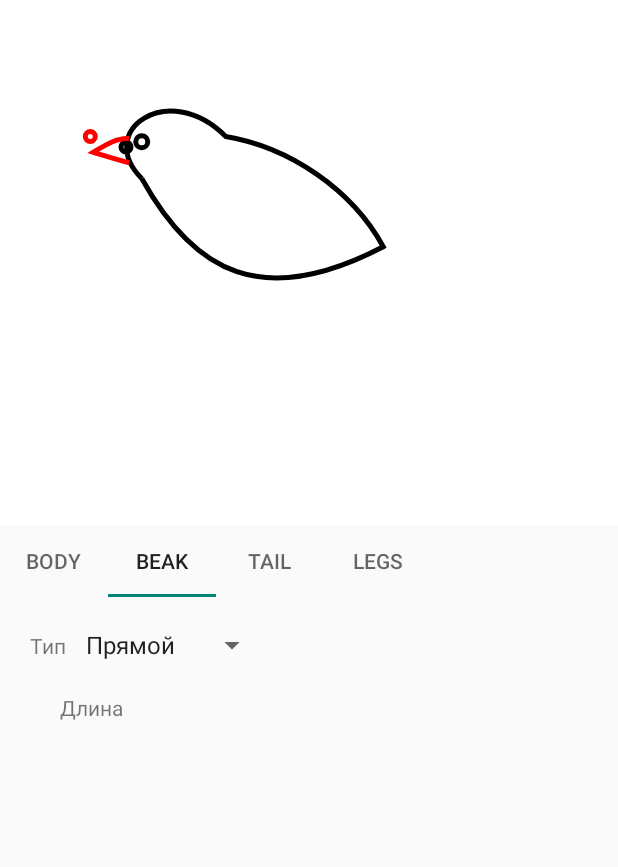
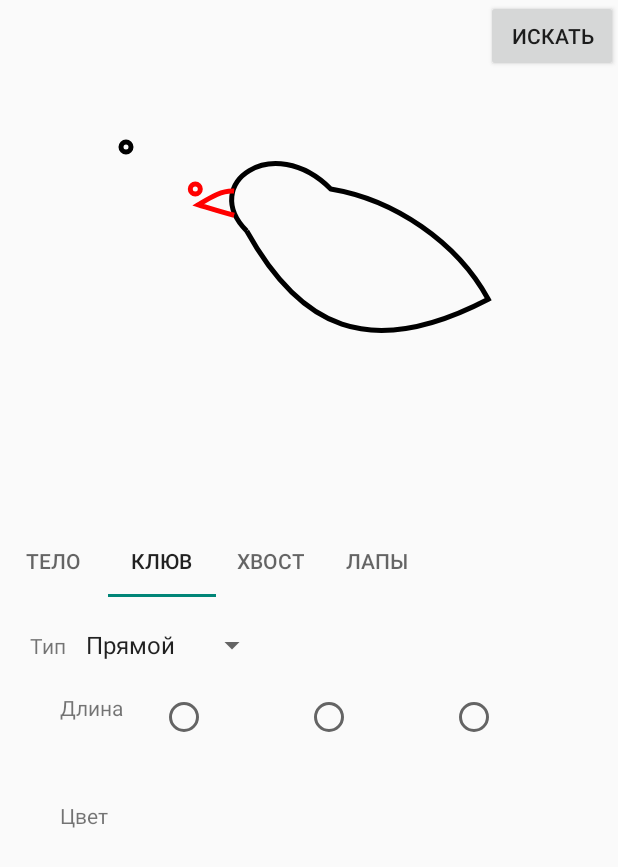
Before and after one commit to belyanka/finder, an Android app: the SearchActivity screen opened directly, with no data from a screen before it, tab 2 chosen, on a phone screen of 412 x 824 dp. Shown: the top 867 px of the screen. Run offline under Robolectric (Android 15) with nearby library versions, the phone set to English and light mode, and no system bars.

Commit message:
смена формы тела

```diff
--- a/app/src/main/java/com/birb/finder/RobotView.java
+++ b/app/src/main/java/com/birb/finder/RobotView.java
@@ -29,17 +29,17 @@ public class RobotView extends View {
     @Override
     protected void onDraw(Canvas canvas) {
         super.onDraw(canvas);
-        canvas.drawColor(Color.WHITE);
+        //canvas.drawColor(Color.WHITE);
 
         float unitX = mBounds.width()/50;
         float unitY = mBounds.height()/50;
+        float offsetX = 10*unitX;
+        float offsetY = 5*unitY;
 
-
-        shape= this.shapeShifter.loadInitialBody(unitX,unitY,0,0);
+        shape = this.shapeShifter.getCurrentBodyShape(unitX,unitY,offsetX,offsetY);
         shape.paint(canvas);
 
-        beak=this.shapeShifter.loadInitialBeak();
-        beak.setContour(unitX,unitY,shape.getBeakConnection());
+        beak=this.shapeShifter.getCurrentBeakShape(unitX,unitY,shape.getBeakConnection().x*unitX + offsetX, shape.getBeakConnection().y*unitY + offsetY);
         beak.paint(canvas);
     }
 
@@ -72,4 +72,9 @@ public class RobotView extends View {
         this.shapeShifter.setBodyType(typeId);
         this.invalidate();
     }
+
+    public void changeBeakType(int typeId){
+        this.shapeShifter.setBeakType(typeId);
+        this.invalidate();
+    }
 }
--- a/app/src/main/java/com/birb/finder/SearchActivity.java
+++ b/app/src/main/java/com/birb/finder/SearchActivity.java
@@ -32,10 +32,10 @@ public class SearchActivity extends AppCompatActivity implements BodyDataChangeL
         beakFragment.setListener(this);
         bodyFragment.setContext(this);
 
-        adapter.addFragment(bodyFragment, "Body");
-        adapter.addFragment(beakFragment, "Beak");
-        adapter.addFragment(new SimpleFragment(), "Tail");
-        adapter.addFragment(new SimpleFragment(), "Legs");
+        adapter.addFragment(bodyFragment, "Тело");
+        adapter.addFragment(beakFragment, "Клюв");
+        adapter.addFragment(new SimpleFragment(), "Хвост");
+        adapter.addFragment(new SimpleFragment(), "Лапы");
 
         viewPager.setAdapter(adapter);
         tabLayout.setupWithViewPager(viewPager);
@@ -44,6 +44,7 @@ public class SearchActivity extends AppCompatActivity implements BodyDataChangeL
     @Override
     public void setBodyType(int type) {
         Toast.makeText(this,"Choose " + type,Toast.LENGTH_SHORT).show();
+        this.robotView.changeBodyType(type);
     }
 
     @Override
--- a/app/src/main/java/com/birb/finder/ShapeShifter.java
+++ b/app/src/main/java/com/birb/finder/ShapeShifter.java
@@ -1,5 +1,8 @@
 package com.birb.finder;
 
+
+import android.graphics.Path;
+import android.graphics.PointF;
 
 import com.birb.finder.Shapes.BeakShape;
 import com.birb.finder.Shapes.BodyShape;
@@ -7,24 +10,96 @@ import com.birb.finder.Shapes.BodyShape;
 public class ShapeShifter {
 
     private BodyShape currentBodyShape;
+    private BeakShape currentBeakShape;
+    private int bodyType;
+    private int beakType;
 
     public ShapeShifter(){
+
         currentBodyShape=new BodyShape();
+        currentBeakShape=new BeakShape();
+        bodyType=0;
+        beakType=0;
     }
-    public BodyShape loadInitialBody(float unitX, float unitY, int offsetX, int offsetY){
-        currentBodyShape.setContour(unitX,unitY,offsetX,offsetY);
+
+
+    public void setBodyType(int type){
+
+        this.bodyType = type;
+    }
+
+    public void setBeakType(int type){
+        this.beakType = type;
+    }
+
+    public BodyShape getCurrentBodyShape(float unitX, float unitY, float offsetX, float offsetY){
+        switch(bodyType){
+            case 0:
+                PointF beakConnection0 = new PointF(12f,14f);
+                Path path0 = new Path();
+                path0.moveTo(offsetX + unitX*13.5f, offsetY + unitY*17);
+                path0.cubicTo(offsetX + unitX*9f, offsetY + unitY*12.5f,
+                        offsetX + unitX*16f, offsetY + unitY*7.5f, offsetX + unitX*21.5f, offsetY + unitY*13f);
+                path0.cubicTo(offsetX+unitX*27.5f,offsetY+unitY*14,offsetX+unitX*33.5f,offsetY+unitY*18,
+                        offsetX+unitX*36.5f,offsetY+unitY*23.5f);
+                path0.cubicTo(offsetX+unitX*25,offsetY+unitY*29.5f,offsetX+unitX*18.5f,offsetY+unitY*26,
+                        offsetX+unitX*13.5f,offsetY+unitY*17);
+                path0.addCircle(beakConnection0.x*unitX,beakConnection0.y*unitY,5, Path.Direction.CCW);
+                //path0.addCircle(13.5f*unitX, 13.5f*unitY,6,Path.Direction.CCW);
+
+                currentBodyShape.setContour(path0);
+                currentBodyShape.setBeakConnection(beakConnection0);
+                break;
+            case 1:
+                PointF beakConnection1 = new PointF(4.5f,3.6f);
+                Path path1 = new Path();
+                path1.moveTo(offsetX + unitX*4.5f,offsetY+unitY*3.6f);
+                path1.cubicTo(offsetX+unitX*4.5f,offsetY+unitY*3.6f,offsetX+unitX*4.7f,offsetY+unitY*0.9f,
+                        offsetX+unitX*9f,offsetY+unitY*2.3f);
+                path1.cubicTo(offsetX+unitX*11.3f,offsetY+unitY*4.6f,offsetX+unitX*11.6f,offsetY+unitY*8.9f,
+                        offsetX+unitX*10f,offsetY+unitY*14f);
+                path1.cubicTo(offsetX+unitX*8.9f,offsetY+unitY*17.3f,offsetX+unitX*3.7f,offsetY+unitY*19.6f,
+                        offsetX+unitX*10.2f, offsetY+unitY*20.2f);
+                path1.cubicTo(offsetX+unitX*19f,offsetY+unitY*18.3f,offsetX+unitX*22.6f,offsetY+unitY*23.9f,
+                        offsetX+unitX*22.9f,offsetY+unitY*24.3f);
+                path1.cubicTo(offsetX+unitX*26.5f,offsetY+unitY*29.7f,offsetX+unitX*20.9f,offsetY+unitY*29.7f,
+                        offsetX+unitX*17.5f,offsetY+unitY*30f);
+                path1.cubicTo(offsetX+unitX*11.4f,offsetY+unitY*29.9f,offsetX+unitX*4.8f,offsetY+unitY*27.9f,
+                        offsetX+unitX*2.5f,offsetY+unitY*23.9f);
+                path1.cubicTo(offsetX+unitX*0.2f,offsetY+unitY*19.5f,offsetX+unitX*2.3f,offsetY+unitY*17.4f,
+                        offsetX+unitX*3.9f,offsetY+unitY*16.4f);
+                path1.cubicTo(offsetX+unitX*4.1f,offsetY+unitY*16.3f,offsetX+unitX*10.5f,offsetY+unitY*12.1f,
+                        offsetX+unitX*7.9f,offsetY+unitY*5.4f);
+                path1.cubicTo(offsetX+unitX*7.6f,offsetY+unitY*4.4f,offsetX+unitX*4.9f,offsetY+unitY*6.2f,
+                        offsetX+unitX*4.5f,offsetY+unitY*3.6f);
+                path1.addCircle(beakConnection1.x*unitX,beakConnection1.y*unitY,5, Path.Direction.CCW);
+
+                currentBodyShape.setContour(path1);
+                currentBodyShape.setBeakConnection(beakConnection1);
+                break;
+        }
         return currentBodyShape;
     }
 
-    public BeakShape loadInitialBeak(){
-        return new BeakShape();
-    }
+    public BeakShape getCurrentBeakShape(float unitX, float unitY, float bodyX, float bodyY){
+        switch (beakType){
+            case 0:
+                PointF connectionPoint = new PointF(3.4f, 1f);
+                Path path0 = new Path();
+                float offsetX = bodyX - connectionPoint.x * unitX;
+                float offsetY = bodyY - connectionPoint.y * unitY;
+                path0.moveTo(offsetX + unitX * 3.7f, offsetY + unitY * 0.2f);
+                path0.cubicTo(offsetX + unitX * 2.5f, offsetY + unitY * 0.1f,
+                        offsetX + unitX * 1.3f, offsetY + unitY * 0.9f, offsetX + unitX * 0.3f, offsetY + unitY * 1.5f);
+                path0.cubicTo(offsetX + unitX * 1.6f, offsetY + unitY * 1.9f,
+                        offsetX + unitX * 2.2f, offsetY + unitY * 2.1f, offsetX + unitX * 3.7f, offsetY + unitY * 2.5f);
+                path0.addCircle(offsetX, offsetY, 5, Path.Direction.CCW);
 
-    public void setBodyType(int type){
+                currentBeakShape.setContour(path0);
+                currentBeakShape.setConnectionPoint(connectionPoint);
+                break;
+        }
 
-    }
-
-    public void setBeakType(int type){
-
+        return currentBeakShape;
     }
 }
--- a/app/src/main/java/com/birb/finder/Shapes/BeakShape.java
+++ b/app/src/main/java/com/birb/finder/Shapes/BeakShape.java
@@ -9,7 +9,7 @@ import android.graphics.PointF;
 
 public class BeakShape extends Shape {
 
-    private PointF connectionPoint = new PointF(3.4f,1f);
+    private PointF connectionPoint = new PointF(3.4f, 1f);
 
     @Override
     public void paint(Canvas canvas) {
@@ -17,22 +17,14 @@ public class BeakShape extends Shape {
         paint.setColor(Color.RED);
         paint.setStyle(Paint.Style.STROKE);
         paint.setStrokeWidth(5);
-        canvas.drawPath(contour,paint);
+        canvas.drawPath(contour, paint);
     }
 
-    public void setContour(float unitX, float unitY, PointF body){
-        this.contour = new Path();
-        float offsetX =(body.x-connectionPoint.x)*unitX;
-        float offsetY = (body.y-connectionPoint.y)*unitY;
-        this.contour.moveTo(offsetX+unitX*3.7f,offsetY+unitY*0.2f);
-        this.contour.cubicTo(offsetX+unitX*2.5f,offsetY+unitY*0.1f,
-                offsetX+unitX*1.3f, offsetY+unitY*0.9f, offsetX+unitX*0.3f, offsetY+unitY*1.5f);
-        this.contour.cubicTo(offsetX+unitX*1.6f,offsetY+unitY*1.9f,
-                offsetX+unitX*2.2f,offsetY+unitY*2.1f,offsetX+unitX*3.7f,offsetY+unitY*2.5f);
-        this.contour.addCircle(offsetX,offsetY,5, Path.Direction.CCW);
+    public void setContour(Path path) {
+        this.contour = path;
     }
 
-    public void setConnectionPoint(PointF point){
-        this.connectionPoint=point;
+    public void setConnectionPoint(PointF point) {
+        this.connectionPoint = point;
     }
 }
--- a/app/src/main/java/com/birb/finder/Shapes/BodyShape.java
+++ b/app/src/main/java/com/birb/finder/Shapes/BodyShape.java
@@ -19,17 +19,8 @@ public class BodyShape extends Shape {
         canvas.drawPath(contour,paint);
     }
 
-    public void setContour(float unitX, float unitY, int offsetX, int offsetY){
-        this.contour = new Path();
-        this.contour.moveTo(offsetX + unitX*13.5f, offsetY + unitY*17);
-        this.contour.cubicTo((float)offsetX + unitX*9, (float)offsetY + unitY*12.5f,
-                (float)offsetX + unitX*16f, (float)offsetY + unitY*7.5f, (float)offsetX + unitX*21.5f, (float)offsetY + unitY*13);
-        this.contour.cubicTo(offsetX+unitX*27.5f,offsetY+unitY*14,offsetX+unitX*33.5f,offsetY+unitY*18,
-                offsetX+unitX*36.5f,offsetY+unitY*23.5f);
-        this.contour.cubicTo(offsetX+unitX*25,offsetY+unitY*29.5f,offsetX+unitX*18.5f,offsetY+unitY*26,
-                offsetX+unitX*13.5f,offsetY+unitY*17);
-        this.contour.addCircle(beakConnection.x*unitX,beakConnection.y*unitY,5, Path.Direction.CCW);
-        this.contour.addCircle(13.5f*unitX, 13.5f*unitY,6,Path.Direction.CCW);
+    public void setContour(Path path){
+        this.contour = path;
     }
 
     public void setTexture(){
@@ -39,4 +30,8 @@ public class BodyShape extends Shape {
     public PointF getBeakConnection(){
         return beakConnection;
     }
+
+    public void setBeakConnection(PointF point){
+        this.beakConnection=point;
+    }
 }
--- /dev/null
+++ b/app/src/main/java/com/birb/finder/Shapes/LegShape.java
@@ -0,0 +1,4 @@
+package com.birb.finder.Shapes;
+
+public class LegShape extends Shape{
+}
--- a/app/src/main/res/layout/beak_fragment.xml
+++ b/app/src/main/res/layout/beak_fragment.xml
@@ -8,32 +8,75 @@
         android:layout_height="wrap_content"
         android:orientation="vertical"
         android:padding="20dp">
+
         <LinearLayout
             android:layout_width="match_parent"
             android:layout_height="wrap_content"
             android:orientation="horizontal">
+
             <TextView
+                android:id="@+id/beakTypeText"
                 android:layout_width="wrap_content"
-                android:id="@+id/beakTypeText"
-                android:text="Тип"
-                android:layout_height="wrap_content" />
+                android:layout_height="wrap_content"
+                android:text="Тип" />
+
             <Spinner
                 android:id="@+id/spinnerBeakType"
                 android:layout_width="wrap_content"
                 android:layout_height="wrap_content"
-                android:paddingStart="5dp">
-            </Spinner>
+                android:paddingStart="5dp"></Spinner>
         </LinearLayout>
+
+        <LinearLayout
+            android:layout_width="match_parent"
+            android:layout_height="wrap_content"
+            android:orientation="horizontal"
+            android:padding="20dp">
+
+            <TextView
+                android:id="@+id/beakLengthText"
+                android:layout_width="wrap_content"
+                android:layout_height="wrap_content"
+                android:text="Длина" />
+            <RadioGroup
+                android:id="@+id/radioGroup"
+                android:layout_width="match_parent"
+                android:layout_height="wrap_content"
+                android:orientation="horizontal">
+
+            <RadioButton
+                android:id="@+id/radio_red"
+                android:layout_width="match_parent"
+                android:layout_height="wrap_content"
+                android:layout_marginLeft="24dp"
+                android:layout_weight="1" />
+
+            <RadioButton
+                android:id="@+id/radio_blue"
+                android:layout_width="match_parent"
+                android:layout_height="wrap_content"
+                android:layout_marginLeft="24dp"
+                android:layout_weight="1" />
+
+            <RadioButton
+                android:id="@+id/radio_green"
+                android:layout_width="match_parent"
+                android:layout_height="wrap_content"
+                android:layout_marginLeft="24dp"
+                android:layout_weight="1" />
+            </RadioGroup>
+        </LinearLayout>
+
     <LinearLayout
         android:layout_width="match_parent"
         android:layout_height="wrap_content"
         android:orientation="horizontal"
         android:padding="20dp">
         <TextView
+            android:id="@+id/beakColorText"
             android:layout_width="wrap_content"
-            android:id="@+id/beakLengthText"
-            android:text="Длина"
-            android:layout_height="wrap_content" />
+            android:layout_height="wrap_content"
+            android:text="Цвет" />
         </LinearLayout>
     </LinearLayout>
 </ScrollView>
--- /dev/null
+++ b/app/src/main/res/layout/list_layout.xml
@@ -0,0 +1,10 @@
+<?xml version="1.0" encoding="utf-8"?>
+<LinearLayout xmlns:android="http://schemas.android.com/apk/res/android"
+    android:orientation="vertical" android:layout_width="match_parent"
+    android:layout_height="match_parent">
+
+    <ListView
+        android:layout_width="match_parent"
+        android:layout_height="wrap_content"
+        android:id="@+id/listView" />
+</LinearLayout>
--- a/app/src/main/res/layout/search_layout.xml
+++ b/app/src/main/res/layout/search_layout.xml
@@ -5,6 +5,11 @@
     android:layout_width="match_parent"
     android:layout_height="match_parent">
 
+    <Button
+        android:layout_width="wrap_content"
+        android:layout_height="wrap_content"
+        android:layout_alignParentRight="true"
+        android:text="Искать"/>
     <com.birb.finder.RobotView
         android:layout_width="match_parent"
         android:layout_height="350dp"
```
